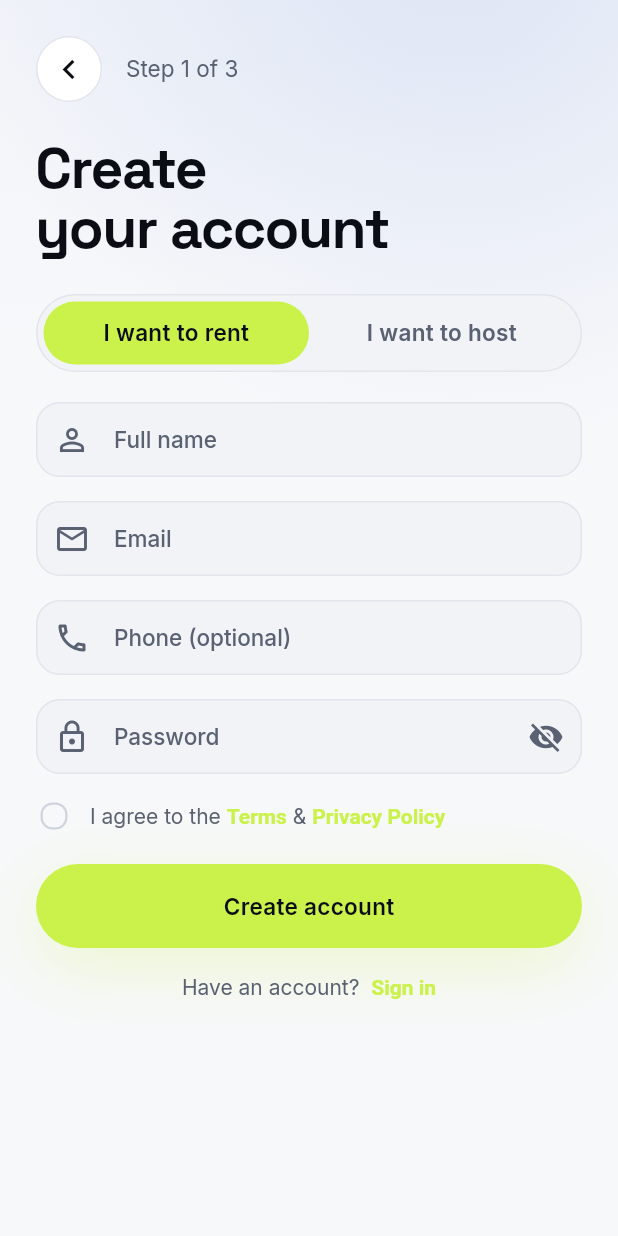
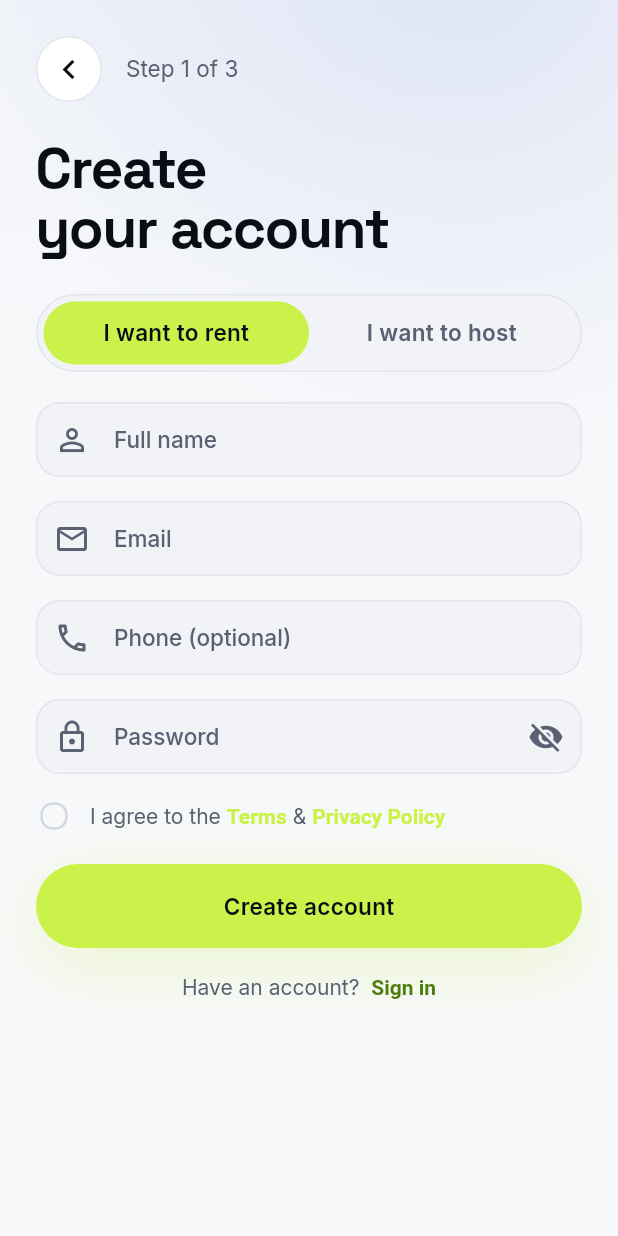
Before and after one commit to najaf299/drively, a Flutter app: the screen it shows after launch, after a tap on "Get Started", on a phone screen of 412 x 824 dp. Run offline on Flutter 3.47's test engine with Material 3 defaults, Android fonts, the phone set to English and light mode, and no system bars; our stand-ins replace cached_network_image, dio, flutter_riverpod, flutter_secure_storage, go_router, google_fonts and 5 more; missing offline and left inert: flutter_stripe; accounts and stored records are empty; network calls fail.

Commit message:
feat(theme): persisted theme mode + readable lime-as-text token
Settings dark-mode toggle now sticks across launches via ThemeModeController
(defaults to ThemeMode.system). Adds BrandColors.primaryText so lime reads on
light surfaces (deep lime-green) and stays bright on dark; applied to text
buttons, floating labels, and price labels.

Co-Authored-By: Claude Opus 4.7 (1M context) <noreply@anthropic.com>

```diff
--- a/frontend/lib/app/app.dart
+++ b/frontend/lib/app/app.dart
@@ -4,6 +4,7 @@ import 'package:flutter_riverpod/flutter_riverpod.dart';
 import '../shared/widgets/drivly_toast.dart';
 import 'router.dart';
 import 'theme.dart';
+import 'theme_mode_provider.dart';
 
 /// Root application widget. Drivly ships both a dark theme (v2) and a light
 /// theme ("Daylight", v3), paired via [ThemeMode.system] so the app follows the
@@ -14,13 +15,14 @@ class DrivlyApp extends ConsumerWidget {
   @override
   Widget build(BuildContext context, WidgetRef ref) {
     final router = ref.watch(routerProvider);
+    final themeMode = ref.watch(themeModeProvider);
 
     return MaterialApp.router(
       title: 'Drivly',
       debugShowCheckedModeBanner: false,
       theme: DrivlyTheme.light,
       darkTheme: DrivlyTheme.dark,
-      themeMode: ThemeMode.system,
+      themeMode: themeMode,
       routerConfig: router,
       builder: (context, child) {
         // Sync the brand tokens to the active brightness so custom widgets that
--- a/frontend/lib/app/theme.dart
+++ b/frontend/lib/app/theme.dart
@@ -42,6 +42,10 @@ class BrandColors {
       _l ? const Color(0xFF8A91A1) : const Color(0xFF5F6472);
   static Color get primary => const Color(0xFFCBF24A); // lime brand (both)
   static Color get primaryFg => const Color(0xFF0B0D14); // near-black on lime
+  /// Lime used as TEXT/links/icons on a surface — bright lime reads on dark but
+  /// not on white, so light mode uses a deep readable lime-green.
+  static Color get primaryText =>
+      _l ? const Color(0xFF4D7C0F) : const Color(0xFFCBF24A);
   static Color get primaryGlow =>
       _l ? const Color(0xFFD7F576) : const Color(0xFFE4FF7A);
   static Color get accent =>
@@ -308,7 +312,7 @@ class DrivlyTheme {
       ),
       textButtonTheme: TextButtonThemeData(
         style: TextButton.styleFrom(
-          foregroundColor: BrandColors.primary,
+          foregroundColor: BrandColors.primaryText,
           textStyle:
               GoogleFonts.inter(fontSize: 15, fontWeight: FontWeight.w600),
         ),
@@ -355,7 +359,7 @@ class DrivlyTheme {
         labelStyle: GoogleFonts.inter(
             color: BrandColors.mutedFg, fontWeight: FontWeight.w500),
         floatingLabelStyle: GoogleFonts.inter(
-            color: BrandColors.primary, fontWeight: FontWeight.w600),
+            color: BrandColors.primaryText, fontWeight: FontWeight.w600),
         helperStyle: GoogleFonts.inter(
             color: BrandColors.mutedFg, fontSize: 12),
         prefixIconColor: BrandColors.mutedFg,
--- /dev/null
+++ b/frontend/lib/app/theme_mode_provider.dart
@@ -0,0 +1,36 @@
+import 'package:flutter/material.dart';
+import 'package:flutter_riverpod/flutter_riverpod.dart';
+
+import '../core/storage/local_cache.dart';
+
+/// App theme mode, persisted locally. Defaults to [ThemeMode.system] (follows
+/// the OS) until the user flips the Settings "Dark mode" switch, after which the
+/// explicit choice sticks across launches.
+class ThemeModeController extends Notifier<ThemeMode> {
+  static const _kOverride = 'theme_override';
+  static const _kDark = 'theme_dark';
+
+  @override
+  ThemeMode build() {
+    if (!LocalCache.getBool(_kOverride)) return ThemeMode.system;
+    return LocalCache.getBool(_kDark, defaultValue: true)
+        ? ThemeMode.dark
+        : ThemeMode.light;
+  }
+
+  /// Explicitly pick dark or light (used by the Settings toggle).
+  Future<void> setDark(bool dark) async {
+    state = dark ? ThemeMode.dark : ThemeMode.light;
+    await LocalCache.setBool(_kOverride, true);
+    await LocalCache.setBool(_kDark, dark);
+  }
+
+  /// Revert to following the OS appearance.
+  Future<void> useSystem() async {
+    state = ThemeMode.system;
+    await LocalCache.setBool(_kOverride, false);
+  }
+}
+
+final themeModeProvider =
+    NotifierProvider<ThemeModeController, ThemeMode>(ThemeModeController.new);
--- a/frontend/lib/features/auth/presentation/screens/onboarding_screen.dart
+++ b/frontend/lib/features/auth/presentation/screens/onboarding_screen.dart
@@ -85,7 +85,7 @@ class OnboardingScreen extends StatelessWidget {
                           TextSpan(
                             text: 'Sign in',
                             style: text.bodyMedium?.copyWith(
-                              color: BrandColors.primary,
+                              color: BrandColors.primaryText,
                               fontWeight: FontWeight.w700,
                             ),
                           ),
--- a/frontend/lib/features/auth/presentation/screens/register_screen.dart
+++ b/frontend/lib/features/auth/presentation/screens/register_screen.dart
@@ -244,7 +244,7 @@ class _RegisterScreenState extends ConsumerState<RegisterScreen> {
                           TextSpan(
                             text: 'Sign in',
                             style: TextStyle(
-                              color: BrandColors.primary,
+                              color: BrandColors.primaryText,
                               fontWeight: FontWeight.w600,
                             ),
                           ),
--- a/frontend/lib/features/discovery/presentation/screens/home_screen.dart
+++ b/frontend/lib/features/discovery/presentation/screens/home_screen.dart
@@ -320,7 +320,7 @@ class _HomeHeader extends ConsumerWidget {
                       TextSpan(
                         text: firstName,
                         style: text.titleLarge?.copyWith(
-                          color: BrandColors.primary,
+                          color: BrandColors.primaryText,
                           fontWeight: FontWeight.w700,
                         ),
                       ),
@@ -588,7 +588,7 @@ class _CategoryGrid extends ConsumerWidget {
             child: Column(
               mainAxisAlignment: MainAxisAlignment.center,
               children: [
-                Icon(icon, size: Sizes.iconLg, color: BrandColors.primary),
+                Icon(icon, size: Sizes.iconLg, color: BrandColors.primaryText),
                 const SizedBox(height: Spacing.x1),
                 Text(label,
                     style: text.labelMedium
--- a/frontend/lib/shared/widgets/car_card.dart
+++ b/frontend/lib/shared/widgets/car_card.dart
@@ -190,7 +190,7 @@ class CarCard extends StatelessWidget {
                               TextSpan(
                                 text: Formatters.money(car.dailyPrice),
                                 style: text.titleMedium
-                                    ?.copyWith(color: BrandColors.primary),
+                                    ?.copyWith(color: BrandColors.primaryText),
                               ),
                               TextSpan(
                                 text: '/day',
```
Also changed, not shown: frontend/lib/features/auth/presentation/screens/login_screen.dart (+8 -4 lines), frontend/lib/features/chat/presentation/screens/chat_screen.dart (+8 -8 lines), frontend/lib/features/profile/presentation/screens/profile_screen.dart (+7 -3 lines), frontend/lib/features/profile/presentation/screens/settings_screen.dart (+4 -7 lines).
